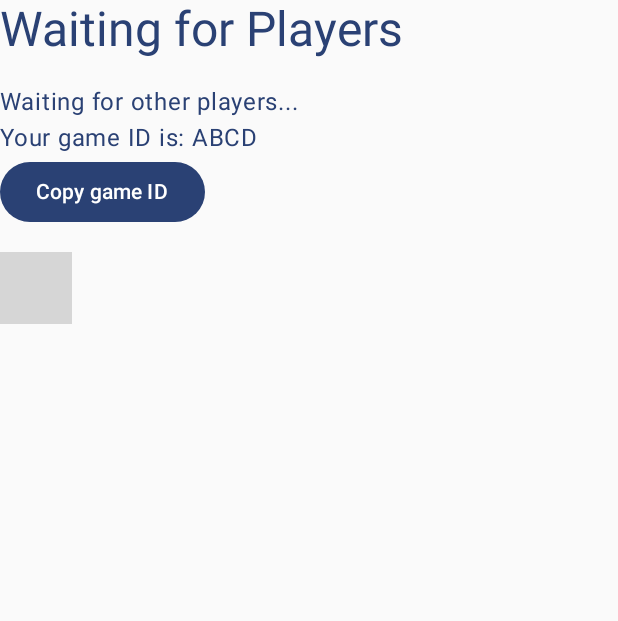
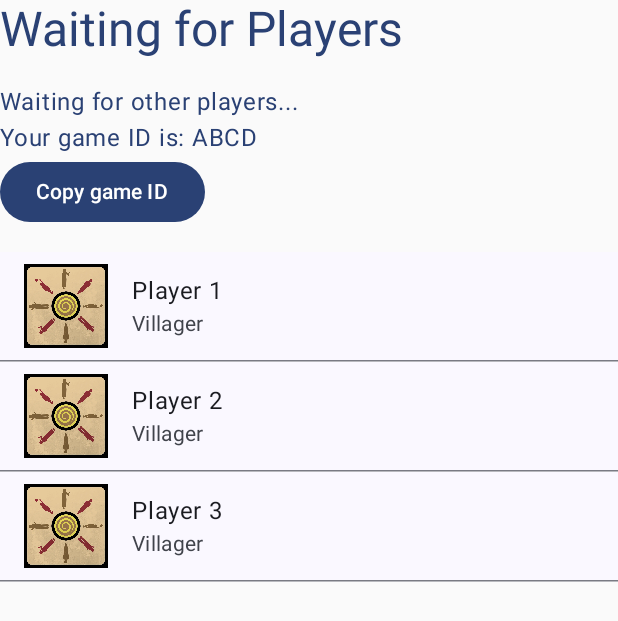
Before and after one commit to mmoreiradj/agrouagrou, an Android app built with Jetpack Compose: the CreateGameRoute screen opened through its navigation route, on a phone screen of 412 x 824 dp. Shown: the top 621 px of the screen. Run offline under Robolectric (Android 15) with nearby library versions, the phone set to English and light mode, and no system bars; grey boxes are pictures that could not be loaded.

Commit message:
fix(app): fix compilation errors

```diff
--- a/app/src/main/java/fr/agrouagrou/mobileapp/Utils.kt
+++ b/app/src/main/java/fr/agrouagrou/mobileapp/Utils.kt
@@ -4,7 +4,9 @@ import fr.agrouagrou.common.player.Role
 import fr.agrouagrou.grpc_server.R
 
 fun roleToImage(role: Role?): Int = when (role) {
-    Role.VILLAGER -> R.drawable.simple_villager
-    Role.WEREWOLF -> R.drawable.simple_werewolf
+    Role.Villager -> R.drawable.simple_villager
+    Role.Werewolf -> R.drawable.simple_werewolf
+    is Role.Witch -> R.drawable.witch
+    Role.FortuneTeller -> R.drawable.fortune_teller
     null -> R.drawable.card_back
 }
--- a/app/src/main/java/fr/agrouagrou/mobileapp/ui/createjoingame/CreateGameRoute.kt
+++ b/app/src/main/java/fr/agrouagrou/mobileapp/ui/createjoingame/CreateGameRoute.kt
@@ -11,6 +11,7 @@ import androidx.compose.ui.res.stringResource
 import androidx.compose.ui.tooling.preview.Preview
 import androidx.compose.ui.unit.dp
 import fr.agrouagrou.common.player.Player
+import fr.agrouagrou.common.player.PlayerStatus
 import fr.agrouagrou.common.player.State
 import fr.agrouagrou.grpc_server.R
 import fr.agrouagrou.mobileapp.ui.components.GameIDInfo
@@ -31,9 +32,9 @@ fun CreateGameRoute() {
         )
         GameIDInfo(gameID, context, modifier = Modifier.padding(bottom = 16.dp))
         PlayerList(players = listOf(
-            Player("Player 1", UUID.randomUUID(), State.ALIVE),
-            Player("Player 2", UUID.randomUUID(), State.ALIVE),
-            Player("Player 3", UUID.randomUUID(), State.ALIVE),
+            Player("Player 1", UUID.randomUUID(), PlayerStatus.ALIVE),
+            Player("Player 2", UUID.randomUUID(), PlayerStatus.ALIVE),
+            Player("Player 3", UUID.randomUUID(), PlayerStatus.ALIVE),
         ))
     }
 }
```
Also changed, not shown: app/src/main/java/fr/agrouagrou/mobileapp/ui/components/PlayerList.kt (+4 -3 lines), app/src/main/res/drawable/fortune_teller.webp (added), app/src/main/res/drawable/witch.webp (added).
